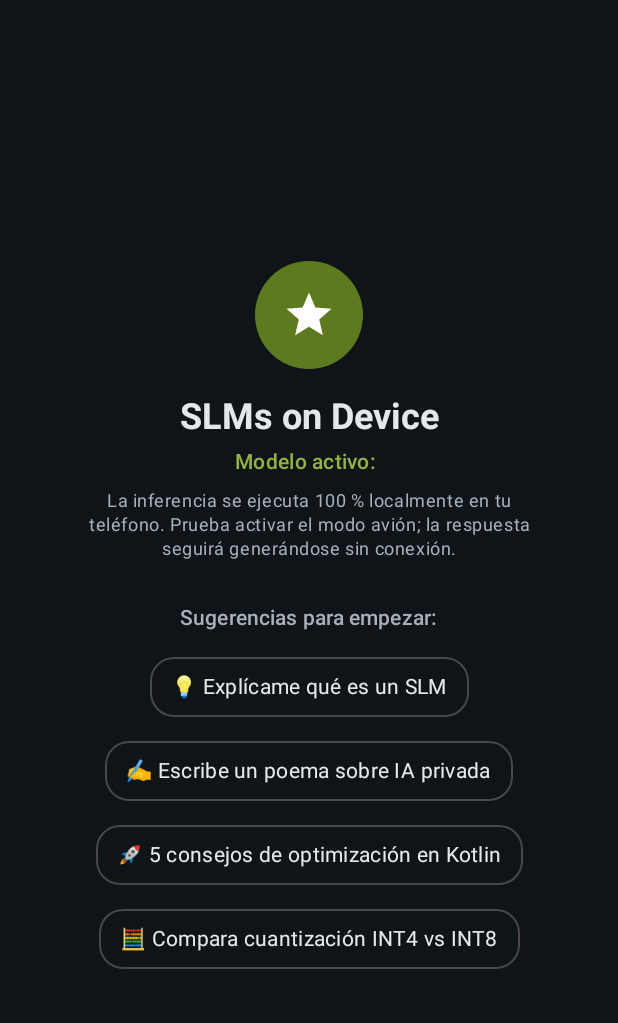
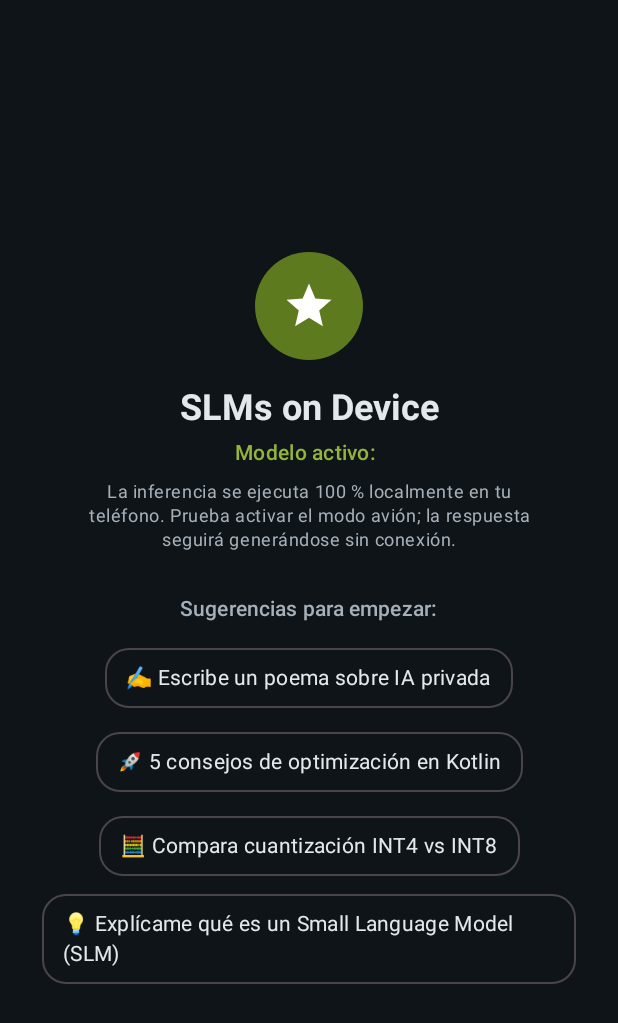
Before and after one commit to All-Fitness-UNAL/SLMs_on_Device, an Android app built with Jetpack Compose: the composable HeroEmptyState called with empty values, on a phone screen of 412 x 824 dp. Shown: the top 1023 px of the screen. Run offline under Robolectric (Android 15) with nearby library versions, the phone set to English and light mode, and no system bars.

Commit message:
Modify suggestion for SLM match the app

```diff
--- a/app/src/main/java/com/edu/unal/haspima/slmsondevice/ui/ChatScreen.kt
+++ b/app/src/main/java/com/edu/unal/haspima/slmsondevice/ui/ChatScreen.kt
@@ -384,10 +384,10 @@ private fun HeroEmptyState(
         Spacer(Modifier.height(12.dp))
 
         val suggestions = listOf(
-            "💡 Explícame qué es un SLM",
             "✍️ Escribe un poema sobre IA privada",
             "🚀 5 consejos de optimización en Kotlin",
             "🧮 Compara cuantización INT4 vs INT8",
+            "💡 Explícame qué es un Small Language Model (SLM)",
         )
 
         FlowRow(
```
